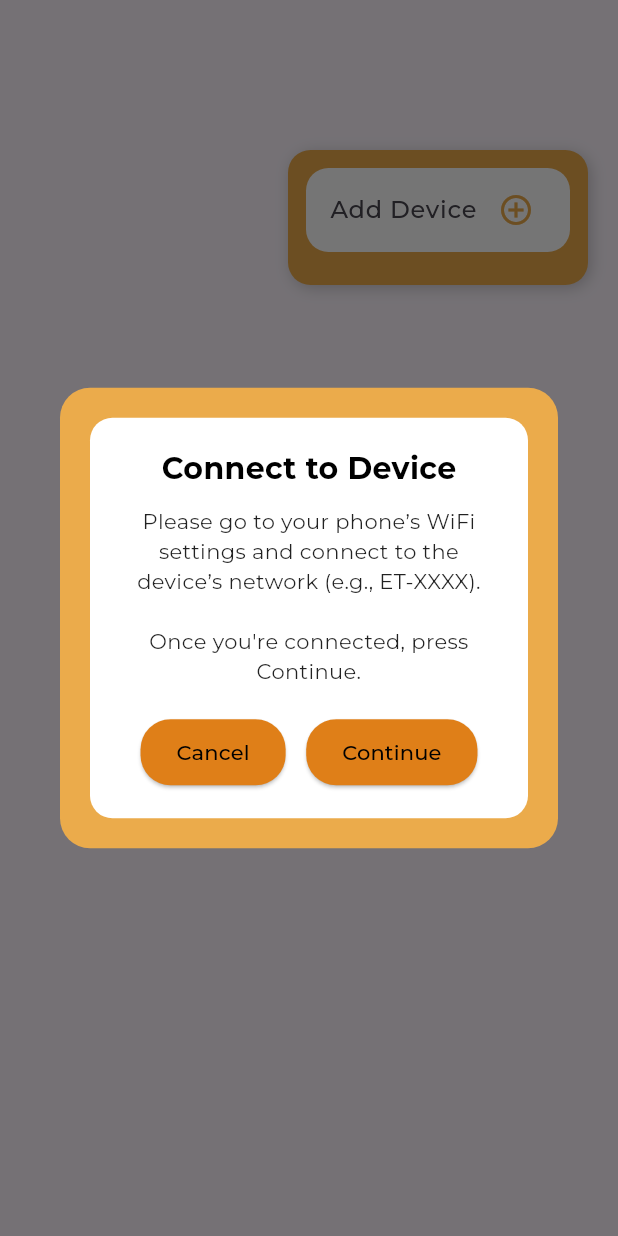
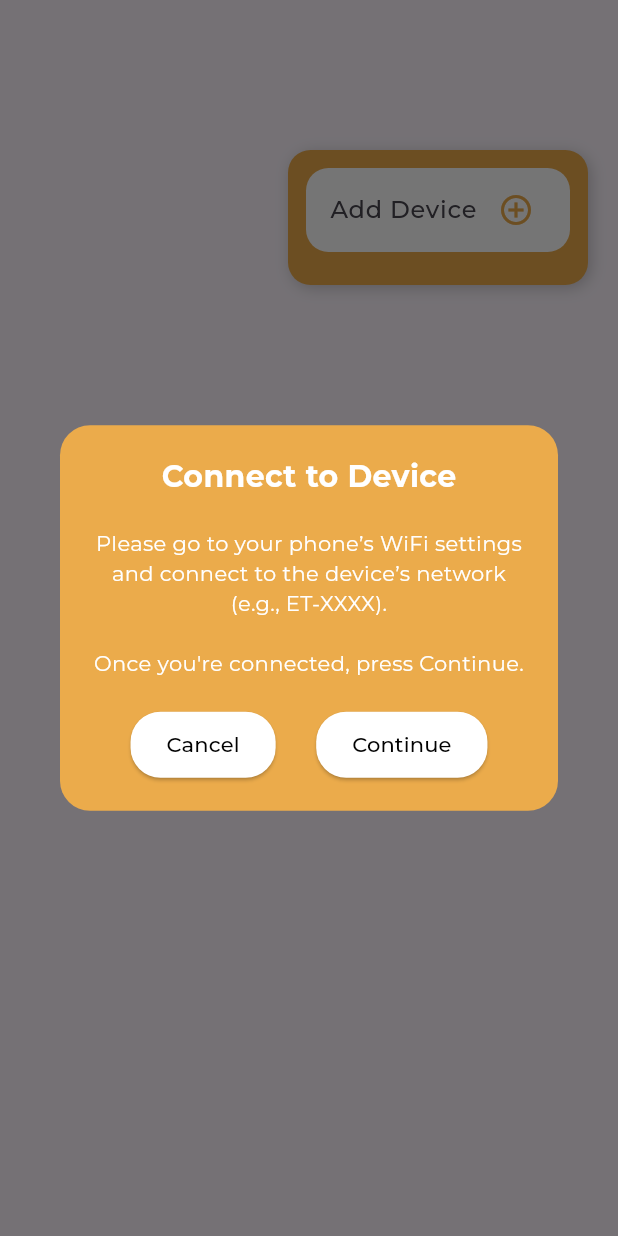
Before and after one commit to Ashriya26/Internship_Device_Control_App, a Flutter app: the OptionsPopup widget shown alone on an empty page, opened directly, after a tap on "Add Device", on a phone screen of 412 x 824 dp. Run offline on Flutter 3.47's test engine with Material 3 defaults, Android fonts, the phone set to English and light mode, and no system bars; our stand-ins replace shared_preferences, sqflite; missing offline and left inert: wifi_iot; accounts and stored records are empty; project files that could hold a hidden picture were left out.

Commit message:
Connect to device Wifi UI update

```diff
--- a/lib/widgets/options_popup.dart
+++ b/lib/widgets/options_popup.dart
@@ -218,19 +218,13 @@ Future<void> _addDevice(BuildContext context) async {
   context: context,
   barrierDismissible: false,
   builder: (context) {
-    return Dialog(
-  backgroundColor: Colors.transparent,
-  child: Container(
-    padding: const EdgeInsets.all(20),
-    decoration: BoxDecoration(
-      color: const Color.fromARGB(255, 235, 171, 75),
-      borderRadius: BorderRadius.circular(20),
-    ),
+   return Dialog(
+    backgroundColor: Colors.transparent,
     child: Container(
       padding: const EdgeInsets.all(20),
       decoration: BoxDecoration(
-        color: Colors.white,
-        borderRadius: BorderRadius.circular(15),
+        color: const Color.fromARGB(255, 235, 171, 75), // 🔶 Orange box
+        borderRadius: BorderRadius.circular(20),
       ),
       child: Column(
         mainAxisSize: MainAxisSize.min,
@@ -241,25 +235,25 @@ Future<void> _addDevice(BuildContext context) async {
               style: TextStyle(
                 fontSize: 20,
                 fontWeight: FontWeight.bold,
-                color: Colors.black,
+                color: Colors.white, // White text on orange background
               ),
             ),
           ),
-          const SizedBox(height: 10),
+          const SizedBox(height: 20),
           const Text(
             "Please go to your phone’s WiFi settings and connect to the device’s network (e.g., ET-XXXX).\n\nOnce you're connected, press Continue.",
             textAlign: TextAlign.center,
-            style: TextStyle(color: Colors.black87),
+            style: TextStyle(color: Colors.white),
           ),
           const SizedBox(height: 20),
 
-          // 🔘 Buttons inside white box
+          // 🔘 Action buttons
           Row(
             mainAxisAlignment: MainAxisAlignment.spaceEvenly,
             children: [
               ElevatedButton(
                 style: ElevatedButton.styleFrom(
-                  backgroundColor: const Color.fromARGB(255, 223, 127, 24),
+                  backgroundColor: Colors.white,
                   foregroundColor: Colors.black,
                   padding: const EdgeInsets.symmetric(horizontal: 24, vertical: 12),
                   shape: RoundedRectangleBorder(
@@ -271,7 +265,7 @@ Future<void> _addDevice(BuildContext context) async {
               ),
               ElevatedButton(
                 style: ElevatedButton.styleFrom(
-                  backgroundColor: const Color.fromARGB(255, 223, 127, 24),
+                  backgroundColor: Colors.white,
                   foregroundColor: Colors.black,
                   padding: const EdgeInsets.symmetric(horizontal: 24, vertical: 12),
                   shape: RoundedRectangleBorder(
@@ -286,8 +280,8 @@ Future<void> _addDevice(BuildContext context) async {
         ],
       ),
     ),
-  ),
-);
+  );
+
 
   },
 );
```
